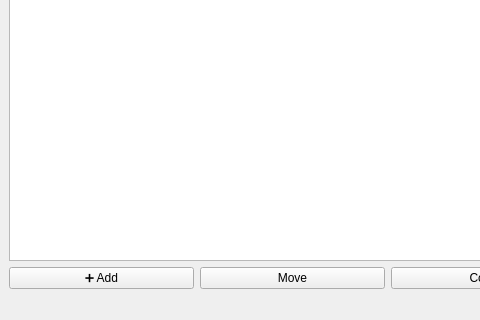
Above: ui/window.ui from damian-u-dev/FileBasket before the change; both pictures show x 0 to 480 and y 428 to 748 of the 585 by 748 pixel window. Below: the same form after it.
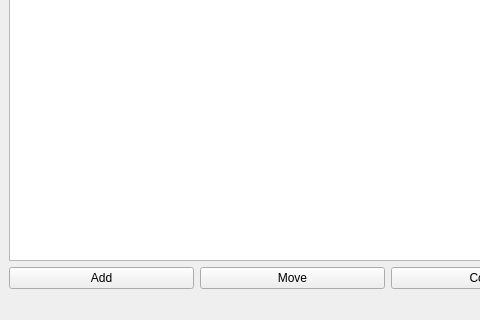
That is the form after the change. Icons and pictures are not drawn. Custom widgets are drawn as their Qt base class.

Diff of the .ui file:
```diff
--- a/ui/window.ui
+++ b/ui/window.ui
@@ -27,7 +27,11 @@
       <item>
        <widget class="QPushButton" name="buttonAdd">
         <property name="text">
-         <string>➕ Add</string>
+         <string>Add</string>
+        </property>
+        <property name="icon">
+         <iconset resource="res.qrc">
+          <normaloff>:/UI/resources/add_action.ico</normaloff>:/UI/resources/add_action.ico</iconset>
         </property>
        </widget>
       </item>
```
Left out of the diff: 20 changed lines with no effect on the pictures.
